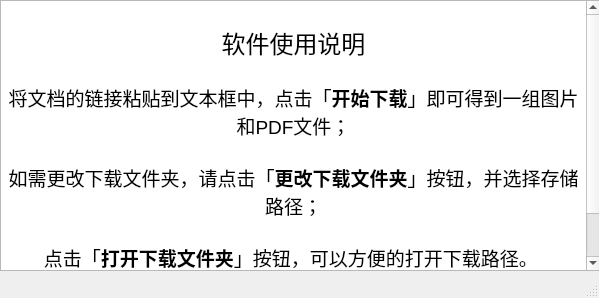
The window that src/window_help.ui (JobYan/baidu_wenku) describes before a commit, drawn with Qt 5.
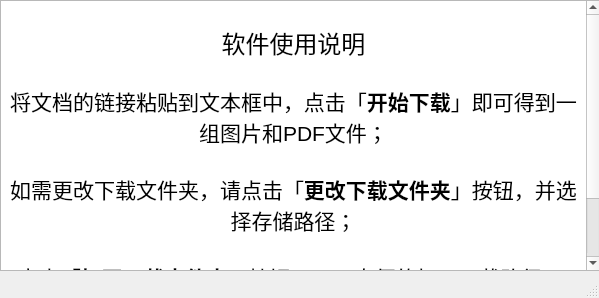
The same window after the commit.

Commit message: [CHG]增加图标文件，并修改程序样式

The edit to the form file:
```diff
--- a/src/window_help.ui
+++ b/src/window_help.ui
@@ -48,14 +48,14 @@
 &lt;/style&gt;&lt;/head&gt;&lt;body style=&quot; font-family:'.AppleSystemUIFont'; font-size:13pt; font-weight:400; font-style:normal;&quot;&gt;
 &lt;p align=&quot;center&quot; style=&quot;-qt-paragraph-type:empty; margin-top:0px; margin-bottom:0px; margin-left:0px; margin-right:0px; -qt-block-indent:0; text-indent:0px;&quot;&gt;&lt;br /&gt;&lt;/p&gt;
 &lt;p align=&quot;center&quot; style=&quot; margin-top:0px; margin-bottom:0px; margin-left:0px; margin-right:0px; -qt-block-indent:0; text-indent:0px;&quot;&gt;&lt;span style=&quot; font-family:'PingFang SC'; font-size:18pt;&quot;&gt;软件使用说明&lt;/span&gt;&lt;/p&gt;
-&lt;p style=&quot;-qt-paragraph-type:empty; margin-top:0px; margin-bottom:0px; margin-left:0px; margin-right:0px; -qt-block-indent:0; text-indent:0px; font-family:'PingFang SC'; font-size:14pt;&quot;&gt;&lt;br /&gt;&lt;/p&gt;
-&lt;p align=&quot;center&quot; style=&quot; margin-top:0px; margin-bottom:0px; margin-left:0px; margin-right:0px; -qt-block-indent:0; text-indent:0px;&quot;&gt;&lt;span style=&quot; font-family:'PingFang SC'; font-size:14pt;&quot;&gt;将文档的链接粘贴到文本框中，点击「&lt;/span&gt;&lt;span style=&quot; font-family:'PingFang SC'; font-size:14pt; font-weight:600;&quot;&gt;开始下载&lt;/span&gt;&lt;span style=&quot; font-family:'PingFang SC'; font-size:14pt;&quot;&gt;」即可得到一组图片和&lt;/span&gt;&lt;span style=&quot; font-family:'Helvetica Neue'; font-size:14pt;&quot;&gt;PDF&lt;/span&gt;&lt;span style=&quot; font-family:'PingFang SC'; font-size:14pt;&quot;&gt;文件；&lt;/span&gt;&lt;/p&gt;
-&lt;p align=&quot;center&quot; style=&quot;-qt-paragraph-type:empty; margin-top:0px; margin-bottom:0px; margin-left:0px; margin-right:0px; -qt-block-indent:0; text-indent:0px; font-family:'PingFang SC'; font-size:14pt;&quot;&gt;&lt;br /&gt;&lt;/p&gt;
-&lt;p align=&quot;center&quot; style=&quot; margin-top:0px; margin-bottom:0px; margin-left:0px; margin-right:0px; -qt-block-indent:0; text-indent:0px;&quot;&gt;&lt;span style=&quot; font-family:'PingFang SC'; font-size:14pt;&quot;&gt;如需更改下载文件夹，请点击「&lt;/span&gt;&lt;span style=&quot; font-family:'PingFang SC'; font-size:14pt; font-weight:600;&quot;&gt;更改下载文件夹&lt;/span&gt;&lt;span style=&quot; font-family:'PingFang SC'; font-size:14pt;&quot;&gt;」按钮，并选择存储路径；&lt;/span&gt;&lt;/p&gt;
-&lt;p align=&quot;center&quot; style=&quot;-qt-paragraph-type:empty; margin-top:0px; margin-bottom:0px; margin-left:0px; margin-right:0px; -qt-block-indent:0; text-indent:0px; font-family:'PingFang SC'; font-size:14pt;&quot;&gt;&lt;br /&gt;&lt;/p&gt;
-&lt;p align=&quot;center&quot; style=&quot; margin-top:0px; margin-bottom:0px; margin-left:0px; margin-right:0px; -qt-block-indent:0; text-indent:0px;&quot;&gt;&lt;span style=&quot; font-family:'PingFang SC'; font-size:14pt;&quot;&gt;点击「&lt;/span&gt;&lt;span style=&quot; font-family:'PingFang SC'; font-size:14pt; font-weight:600;&quot;&gt;打开下载文件夹&lt;/span&gt;&lt;span style=&quot; font-family:'PingFang SC'; font-size:14pt;&quot;&gt;」按钮，可以方便的打开下载路径。&lt;/span&gt;&lt;span style=&quot; font-size:14pt;&quot;&gt; &lt;/span&gt;&lt;/p&gt;
-&lt;p align=&quot;center&quot; style=&quot;-qt-paragraph-type:empty; margin-top:0px; margin-bottom:0px; margin-left:0px; margin-right:0px; -qt-block-indent:0; text-indent:0px; font-size:14pt;&quot;&gt;&lt;br /&gt;&lt;/p&gt;
-&lt;p align=&quot;center&quot; style=&quot; margin-top:0px; margin-bottom:0px; margin-left:0px; margin-right:0px; -qt-block-indent:0; text-indent:0px;&quot;&gt;&lt;a href=&quot;mailto:jobyan@foxmail.com&quot;&gt;&lt;span style=&quot; font-size:14pt; text-decoration: underline; color:#0068da;&quot;&gt;反馈邮箱：jobyan@foxmail.com&lt;/span&gt;&lt;/a&gt;&lt;/p&gt;&lt;/body&gt;&lt;/html&gt;</string>
+&lt;p style=&quot;-qt-paragraph-type:empty; margin-top:0px; margin-bottom:0px; margin-left:0px; margin-right:0px; -qt-block-indent:0; text-indent:0px; font-family:'PingFang SC'; font-size:16pt;&quot;&gt;&lt;br /&gt;&lt;/p&gt;
+&lt;p align=&quot;center&quot; style=&quot; margin-top:0px; margin-bottom:0px; margin-left:0px; margin-right:0px; -qt-block-indent:0; text-indent:0px;&quot;&gt;&lt;span style=&quot; font-family:'PingFang SC'; font-size:16pt;&quot;&gt;将文档的链接粘贴到文本框中，点击「&lt;/span&gt;&lt;span style=&quot; font-family:'PingFang SC'; font-size:16pt; font-weight:600;&quot;&gt;开始下载&lt;/span&gt;&lt;span style=&quot; font-family:'PingFang SC'; font-size:16pt;&quot;&gt;」即可得到一组图片和&lt;/span&gt;&lt;span style=&quot; font-family:'Helvetica Neue'; font-size:16pt;&quot;&gt;PDF&lt;/span&gt;&lt;span style=&quot; font-family:'PingFang SC'; font-size:16pt;&quot;&gt;文件；&lt;/span&gt;&lt;/p&gt;
+&lt;p align=&quot;center&quot; style=&quot;-qt-paragraph-type:empty; margin-top:0px; margin-bottom:0px; margin-left:0px; margin-right:0px; -qt-block-indent:0; text-indent:0px; font-family:'PingFang SC'; font-size:16pt;&quot;&gt;&lt;br /&gt;&lt;/p&gt;
+&lt;p align=&quot;center&quot; style=&quot; margin-top:0px; margin-bottom:0px; margin-left:0px; margin-right:0px; -qt-block-indent:0; text-indent:0px;&quot;&gt;&lt;span style=&quot; font-family:'PingFang SC'; font-size:16pt;&quot;&gt;如需更改下载文件夹，请点击「&lt;/span&gt;&lt;span style=&quot; font-family:'PingFang SC'; font-size:16pt; font-weight:600;&quot;&gt;更改下载文件夹&lt;/span&gt;&lt;span style=&quot; font-family:'PingFang SC'; font-size:16pt;&quot;&gt;」按钮，并选择存储路径；&lt;/span&gt;&lt;/p&gt;
+&lt;p align=&quot;center&quot; style=&quot;-qt-paragraph-type:empty; margin-top:0px; margin-bottom:0px; margin-left:0px; margin-right:0px; -qt-block-indent:0; text-indent:0px; font-family:'PingFang SC'; font-size:16pt;&quot;&gt;&lt;br /&gt;&lt;/p&gt;
+&lt;p align=&quot;center&quot; style=&quot; margin-top:0px; margin-bottom:0px; margin-left:0px; margin-right:0px; -qt-block-indent:0; text-indent:0px;&quot;&gt;&lt;span style=&quot; font-family:'PingFang SC'; font-size:16pt;&quot;&gt;点击「&lt;/span&gt;&lt;span style=&quot; font-family:'PingFang SC'; font-size:16pt; font-weight:600;&quot;&gt;打开下载文件夹&lt;/span&gt;&lt;span style=&quot; font-family:'PingFang SC'; font-size:16pt;&quot;&gt;」按钮，可以方便的打开下载路径。&lt;/span&gt;&lt;span style=&quot; font-size:16pt;&quot;&gt; &lt;/span&gt;&lt;/p&gt;
+&lt;p align=&quot;center&quot; style=&quot;-qt-paragraph-type:empty; margin-top:0px; margin-bottom:0px; margin-left:0px; margin-right:0px; -qt-block-indent:0; text-indent:0px; font-size:16pt;&quot;&gt;&lt;br /&gt;&lt;/p&gt;
+&lt;p align=&quot;center&quot; style=&quot; margin-top:0px; margin-bottom:0px; margin-left:0px; margin-right:0px; -qt-block-indent:0; text-indent:0px;&quot;&gt;&lt;a href=&quot;mailto:jobyan@foxmail.com&quot;&gt;&lt;span style=&quot; font-size:16pt; text-decoration: underline; color:#419cff;&quot;&gt;反馈邮箱：jobyan@foxmail.com&lt;/span&gt;&lt;/a&gt;&lt;/p&gt;&lt;/body&gt;&lt;/html&gt;</string>
     </property>
    </widget>
   </widget>
```
The commit also changes 8 other files.
